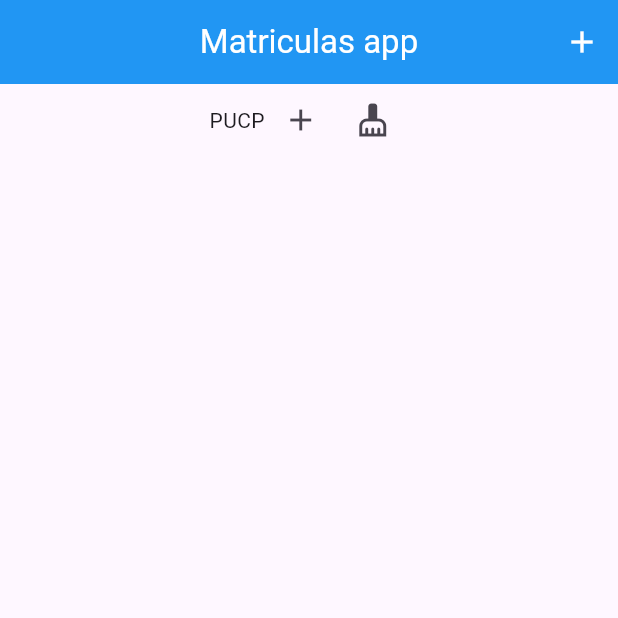
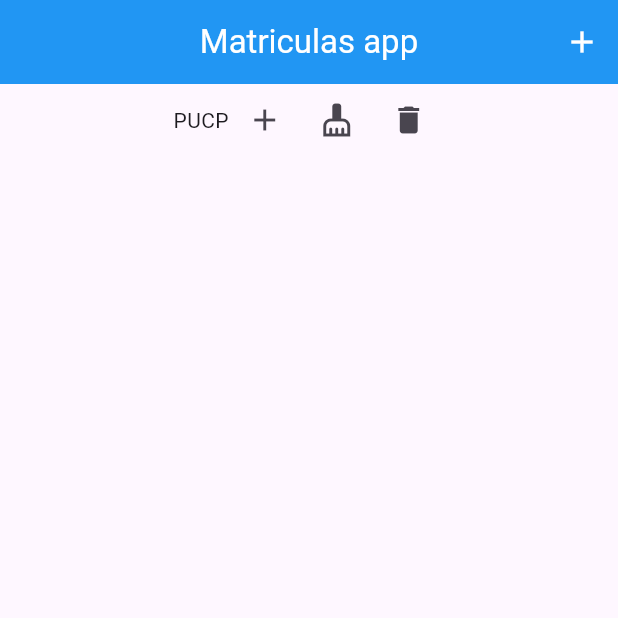
Before and after one commit to fr4nsgallegos/matriculasAppG10, a Flutter app: the screen it shows after launch, after a tap on the "add" icon, on a phone screen of 412 x 824 dp, the top half of it. Run offline on Flutter 3.47's test engine with Material 3 defaults, Android fonts, the phone set to English and light mode, and no system bars.

Commit message:
mejorando el codigo

```diff
--- a/lib/pages/home_page.dart
+++ b/lib/pages/home_page.dart
@@ -10,35 +10,80 @@ class HomePage extends StatefulWidget {
 }
 
 class _HomePageState extends State<HomePage> {
-  PersonModel personaModel1 = PersonModel(
-    name: "Mathias",
-    lastname: "Parra",
-    address: "Av 123",
-  );
-
-  List<int> numeros = [1, 2, 3];
-
-  List<Map<String, dynamic>> listaMapas = [
-    {
-      "mapa1clave": "valor1",
-    },
-    {
-      "mapa1clave2": "valor2",
-    },
-  ];
-
-  Map<String, dynamic> mapa1 = {
-    "clave": "valor",
-    "clave1": 123,
-    "list1": [1, 2, 3],
-    "mapa1": {"clave": "valor"},
-  };
-
   CarreraModel carrera1 = CarreraModel("Ing. Sistemas", "5 años");
 
   List<InstitutionModel> institutionList = [];
 
   List<MatriculaModel> matriculasList = [];
+
+  Widget cabeceraInstitucionWidget(InstitutionModel institution) {
+    return Row(
+      mainAxisAlignment: MainAxisAlignment.center,
+      children: [
+        Text(institution.nombre),
+        IconButton(
+          onPressed: () {
+            institution.matriculasList.add(
+              MatriculaModel(
+                date: "09/11/2024",
+                hour: "11:26",
+                student: PersonModel(
+                    name: "Lucas", lastname: "Perez", address: "address"),
+                carrera: carrera1,
+              ),
+            );
+            setState(() {});
+          },
+          icon: Icon(Icons.add),
+        ),
+        IconButton(
+          onPressed: () {
+            institution.matriculasList.clear();
+            setState(() {});
+          },
+          icon: Icon(Icons.cleaning_services),
+        ),
+        IconButton(
+            onPressed: () {
+              institutionList.remove(institution);
+              setState(() {});
+            },
+            icon: Icon(Icons.delete))
+      ],
+    );
+  }
+
+  Widget buildMatriculaListTile(
+      InstitutionModel institution, MatriculaModel e) {
+    return ListTile(
+      title:
+          Text("${e.student.name} ${e.student.lastname} - ${e.carrera.nombre}"),
+      trailing: Row(
+        mainAxisSize: MainAxisSize.min,
+        children: [
+          IconButton(
+            color: Colors.red,
+            onPressed: () {
+              institution.matriculasList.remove(e);
+              setState(() {});
+            },
+            icon: Icon(Icons.delete),
+          ),
+          IconButton(
+            onPressed: () {
+              e.student = PersonModel(
+                  name: "Anita", lastname: "Duarte", address: "asdasdasd");
+              setState(() {});
+            },
+            icon: Icon(
+              Icons.edit,
+            ),
+            color: Colors.blue,
+          )
+        ],
+      ),
+    );
+  }
 
   @override
   Widget build(BuildContext context) {
@@ -72,71 +117,13 @@ class _HomePageState extends State<HomePage> {
             ...institutionList.map(
               (institution) => Column(
                 children: [
-                  Row(
-                    mainAxisAlignment: MainAxisAlignment.center,
-                    children: [
-                      Text(institution.nombre),
-                      IconButton(
-                        onPressed: () {
-                          institution.matriculasList.add(
-                            MatriculaModel(
-                              date: "09/11/2024",
-                              hour: "11:26",
-                              student: PersonModel(
-                                  name: "Lucas",
-                                  lastname: "Perez",
-                                  address: "address"),
-                              carrera: carrera1,
-                            ),
-                          );
-                          setState(() {});
-                        },
-                        icon: Icon(Icons.add),
-                      ),
-                      IconButton(
-                        onPressed: () {
-                          institution.matriculasList.clear();
-                          setState(() {});
-                        },
-                        icon: Icon(Icons.cleaning_services),
-                      ),
-                    ],
+                  cabeceraInstitucionWidget(institution),
+                  ...institution.matriculasList.map(
+                    (e) => buildMatriculaListTile(institution, e),
                   ),
-                  ...institution.matriculasList.map(
-                    (e) => ListTile(
-                      title: Text(
-                          "${e.student.name} ${e.student.lastname} - ${e.carrera.nombre}"),
-                      trailing: Row(
-                        mainAxisSize: MainAxisSize.min,
-                        children: [
-                          IconButton(
-                            color: Colors.red,
-                            onPressed: () {
-                              institution.matriculasList.remove(e);
-                              setState(() {});
-                            },
-                            icon: Icon(Icons.delete),
-                          ),
-                          IconButton(
-                            onPressed: () {},
-                            icon: Icon(
-                              Icons.edit,
-                            ),
-                            color: Colors.blue,
-                          )
-                        ],
-                      ),
-                    ),
-                  )
                 ],
               ),
             ),
-            // ...matriculasList.map(
-            //   (e) => ListTile(
-            //     title: Text(
-            //         "${e.student.name} ${e.student.lastname} - ${e.carrera.nombre}"),
-            //   ),
-            // )
           ],
         ),
       ),
```
